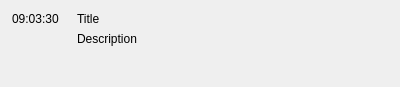
Before: the Qt Designer form data/forms/event_widget.ui in pythoningLearning/hackedit, drawn with Qt 5.
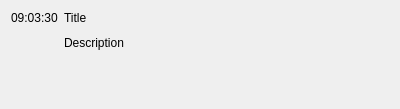
After: the same form once the commit is applied. Icons and pictures are not drawn.

Commit message: Improve event widget design to be more compact when there is only one or two item in the view

Diff of the .ui file:
```diff
--- a/data/forms/event_widget.ui
+++ b/data/forms/event_widget.ui
@@ -7,7 +7,7 @@
     <x>0</x>
     <y>0</y>
     <width>400</width>
-    <height>87</height>
+    <height>109</height>
    </rect>
   </property>
   <property name="minimumSize">
@@ -19,37 +19,8 @@
   <property name="windowTitle">
    <string>Form</string>
   </property>
-  <layout class="QHBoxLayout" name="horizontalLayout_2" stretch="0,0,0">
-   <property name="spacing">
-    <number>6</number>
-   </property>
-   <property name="leftMargin">
-    <number>6</number>
-   </property>
-   <property name="topMargin">
-    <number>6</number>
-   </property>
-   <property name="rightMargin">
-    <number>6</number>
-   </property>
-   <property name="bottomMargin">
-    <number>6</number>
-   </property>
-   <item>
-    <layout class="QVBoxLayout" name="verticalLayout">
-     <property name="leftMargin">
-      <number>6</number>
-     </property>
-     <property name="topMargin">
-      <number>6</number>
-     </property>
-     <property name="rightMargin">
-      <number>6</number>
-     </property>
-     <property name="bottomMargin">
-      <number>6</number>
-     </property>
-     <item>
+  <layout class="QGridLayout" name="gridLayout">
+   <item row="0" column="0">
       <widget class="QLabel" name="lbl_time">
        <property name="sizePolicy">
         <sizepolicy hsizetype="Preferred" vsizetype="Preferred">
@@ -68,48 +39,6 @@
        </property>
       </widget>
      </item>
-     <item>
-      <widget class="QLabel" name="lbl_pixmap">
-       <property name="sizePolicy">
-        <sizepolicy hsizetype="Preferred" vsizetype="Expanding">
-         <horstretch>0</horstretch>
-         <verstretch>0</verstretch>
-        </sizepolicy>
-       </property>
-       <property name="text">
-        <string/>
-       </property>
-       <property name="alignment">
-        <set>Qt::AlignLeading|Qt::AlignLeft|Qt::AlignTop</set>
-       </property>
-      </widget>
-     </item>
-    </layout>
-   </item>
-   <item>
-    <layout class="QGridLayout" name="gridLayout" rowstretch="0,0,0,0" columnstretch="0,0">
-     <property name="leftMargin">
-      <number>6</number>
-     </property>
-     <property name="topMargin">
-      <number>6</number>
-     </property>
-     <property name="rightMargin">
-      <number>6</number>
-     </property>
-     <property name="bottomMargin">
-      <number>6</number>
-     </property>
-     <item row="3" column="1">
-      <widget class="QLabel" name="lbl_actions">
-       <property name="text">
-        <string/>
-       </property>
-       <property name="alignment">
-        <set>Qt::AlignLeading|Qt::AlignLeft|Qt::AlignVCenter</set>
-       </property>
-      </widget>
-     </item>
      <item row="0" column="1">
       <widget class="QLabel" name="lbl_title">
        <property name="sizePolicy">
@@ -126,36 +55,7 @@
        </property>
       </widget>
      </item>
-     <item row="2" column="1">
-      <widget class="QLabel" name="lbl_description">
-       <property name="sizePolicy">
-        <sizepolicy hsizetype="Expanding" vsizetype="Expanding">
-         <horstretch>0</horstretch>
-         <verstretch>0</verstretch>
-        </sizepolicy>
-       </property>
-       <property name="text">
-        <string>Description</string>
-       </property>
-       <property name="alignment">
-        <set>Qt::AlignLeading|Qt::AlignLeft|Qt::AlignTop</set>
-       </property>
-       <property name="wordWrap">
-        <bool>true</bool>
-       </property>
-       <property name="margin">
-        <number>0</number>
-       </property>
-      </widget>
-     </item>
-    </layout>
-   </item>
-   <item>
-    <layout class="QVBoxLayout" name="verticalLayout_2">
-     <property name="leftMargin">
-      <number>0</number>
-     </property>
-     <item>
+   <item row="0" column="2">
       <widget class="QToolButton" name="toolButton">
        <property name="toolTip">
         <string>Close this notification</string>
@@ -172,20 +72,59 @@
        </property>
       </widget>
      </item>
-     <item>
-      <spacer name="verticalSpacer">
-       <property name="orientation">
-        <enum>Qt::Vertical</enum>
-       </property>
-       <property name="sizeHint" stdset="0">
+   <item row="1" column="1">
+    <widget class="QLabel" name="lbl_description">
+     <property name="sizePolicy">
+      <sizepolicy hsizetype="Expanding" vsizetype="Preferred">
+       <horstretch>0</horstretch>
+       <verstretch>0</verstretch>
+      </sizepolicy>
+     </property>
+     <property name="text">
+      <string>Description</string>
+     </property>
+     <property name="alignment">
+      <set>Qt::AlignLeading|Qt::AlignLeft|Qt::AlignTop</set>
+     </property>
+     <property name="wordWrap">
+      <bool>true</bool>
+     </property>
+     <property name="margin">
+      <number>0</number>
+     </property>
+    </widget>
+   </item>
+   <item row="1" column="0">
+    <widget class="QLabel" name="lbl_pixmap">
+     <property name="sizePolicy">
+      <sizepolicy hsizetype="Preferred" vsizetype="Preferred">
+       <horstretch>0</horstretch>
+       <verstretch>0</verstretch>
+      </sizepolicy>
+     </property>
+     <property name="minimumSize">
         <size>
-         <width>20</width>
-         <height>40</height>
-        </size>
-       </property>
-      </spacer>
-     </item>
-    </layout>
+       <width>0</width>
+       <height>0</height>
+      </size>
+     </property>
+     <property name="text">
+      <string/>
+     </property>
+     <property name="alignment">
+      <set>Qt::AlignLeading|Qt::AlignLeft|Qt::AlignTop</set>
+     </property>
+    </widget>
+   </item>
+   <item row="2" column="1">
+    <widget class="QLabel" name="lbl_actions">
+     <property name="text">
+      <string/>
+     </property>
+     <property name="alignment">
+      <set>Qt::AlignLeading|Qt::AlignLeft|Qt::AlignVCenter</set>
+     </property>
+    </widget>
    </item>
   </layout>
  </widget>
```
Left out of the diff: 3 changed lines with no effect on the pictures. Lines whose indentation alone changed are shown as unchanged. The commit also changes 2 other files.
